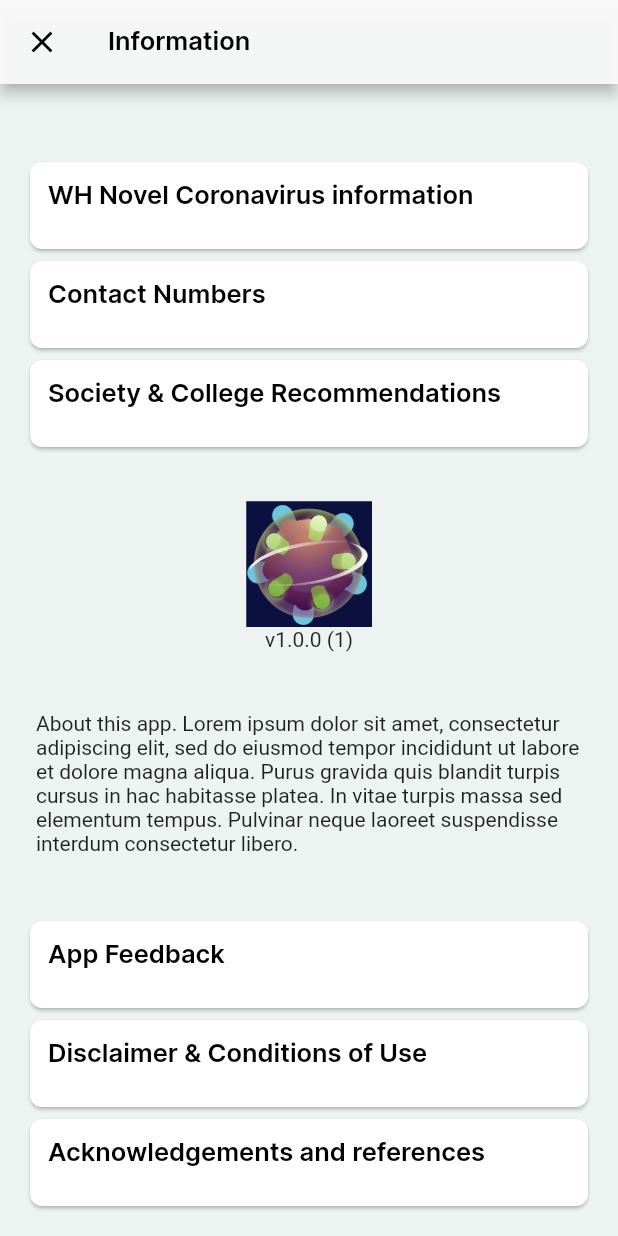
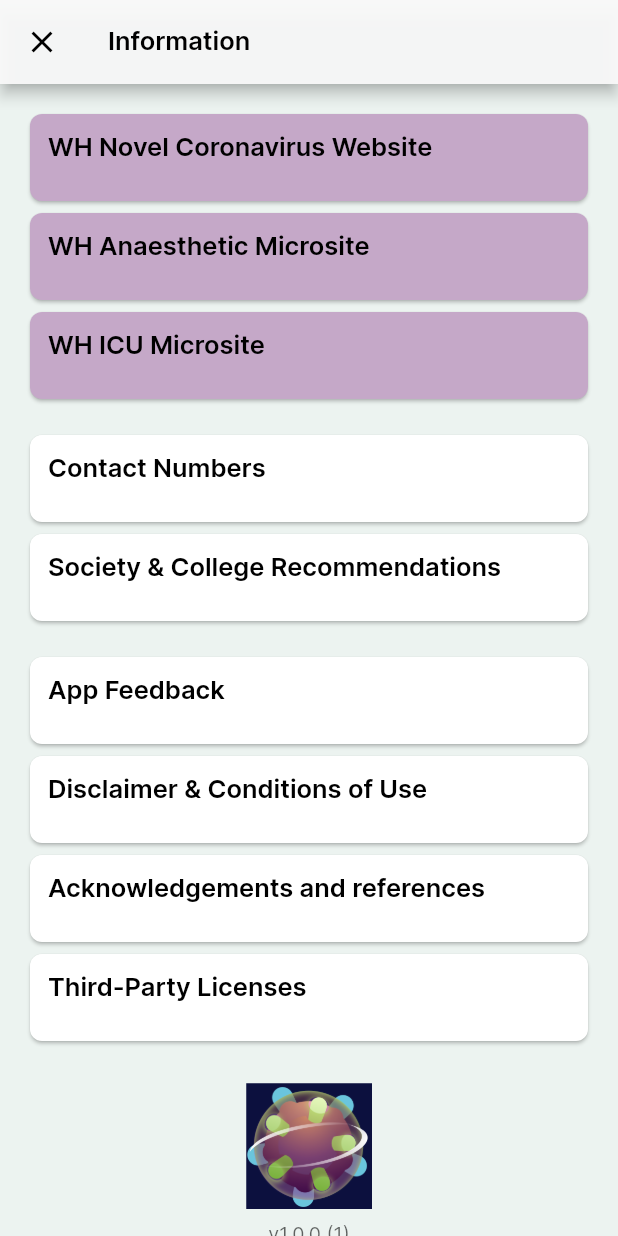
Before and after one commit to Western-Health-Covid19-Collaboration/wh_covid19_app, a Flutter app: the InfoView screen opened by its route, on a phone screen of 412 x 824 dp. Run offline on Flutter 3.47's test engine with Material 2 defaults, Android fonts, the phone set to English and light mode, and no system bars; our stand-ins replace chewie, flutter_svg, flutter_widget_from_html, package_info, photo_view, shared_preferences and 1 more; missing offline and left inert: matrix_gesture_detector; accounts and stored records are empty; statements that could not run were skipped.

Commit message:
issue #140 info section and links

```diff
--- a/lib/hard_data.dart
+++ b/lib/hard_data.dart
@@ -117,7 +117,10 @@ class HtmlTextScreenData {
 const String whURL = 'http://wh.cyphix.net/';
 
 // WH Novel Coronavirus information url
-const String whCoronavirusInfoURL = 'https://coronavirus.wh.org.au/#';
+const String whCoronavirusInfoURL = 'https://coronavirus.wh.org.au/';
+const String whAnaestheticMicrositeURL =
+    'https://whcovid19.wixsite.com/covid19';
+const String whIcuMicrositeURL = 'https://whicu2020.wixsite.com/icuquickguide';
 
 // Disclaimer text
 const String disclaimerBody = '''
--- a/lib/view/info_view.dart
+++ b/lib/view/info_view.dart
@@ -10,60 +10,67 @@ import '../widget/reusable_card.dart';
 class InfoView extends StatelessWidget {
   final title = 'Information';
   static const _cardHeight = 34.0;
-  static const _cardColor = Colors.white;
+  static const _cardColor = AppColors.purple50;
   static const _cardElevation = 1.0;
 
   static void navigateTo(BuildContext context) {
     Navigator.pushNamed(context, Routes.info);
   }
 
-  final topCards = <Widget>[
+  final cards = <Widget>[
     ReusableCard(
-      title: 'WH Novel Coronavirus information',
+      title: 'WH Novel Coronavirus Website',
       color: _cardColor,
       height: _cardHeight,
       elevation: _cardElevation,
       fallback: () => UrlUtils.launchWithBrowser(whCoronavirusInfoURL),
     ),
     ReusableCard(
+      title: 'WH Anaesthetic Microsite',
+      color: _cardColor,
+      height: _cardHeight,
+      elevation: _cardElevation,
+      fallback: () => UrlUtils.launchWithBrowser(whAnaestheticMicrositeURL),
+    ),
+    ReusableCard(
+      title: 'WH ICU Microsite',
+      color: _cardColor,
+      height: _cardHeight,
+      elevation: _cardElevation,
+      fallback: () => UrlUtils.launchWithBrowser(whIcuMicrositeURL),
+    ),
+    _buildSpacer(),
+    ReusableCard(
       title: 'Contact Numbers',
-      color: _cardColor,
       height: _cardHeight,
       elevation: _cardElevation,
       fallback: () => UrlUtils.launchWithBrowser(whURL),
     ),
     const ReusableCard(
       title: 'Society & College Recommendations',
-      color: _cardColor,
       height: _cardHeight,
       elevation: _cardElevation,
-    )
-  ];
-
-  final bottomCards = <Widget>[
+    ),
+    _buildSpacer(),
     ReusableCard(
       title: 'App Feedback',
-      color: _cardColor,
       height: _cardHeight,
       elevation: _cardElevation,
       fallback: () => UrlUtils.launchWithBrowser(feedbackFormUrl),
     ),
     const ReusableCard(
       title: 'Disclaimer & Conditions of Use',
-      color: _cardColor,
       height: _cardHeight,
       elevation: _cardElevation,
       routeTo: Routes.disclaimer,
     ),
     const ReusableCard(
       title: 'Acknowledgements and references',
-      color: _cardColor,
       height: _cardHeight,
       elevation: _cardElevation,
     ),
     ReusableCard(
         title: 'Third-Party Licenses',
-        color: _cardColor,
         height: _cardHeight,
         elevation: _cardElevation,
         routeTo: Routes.licenses),
@@ -85,15 +92,13 @@ class InfoView extends StatelessWidget {
         ),
       ),
       body: Padding(
-        padding: const EdgeInsets.all(16.0),
+        padding: const EdgeInsets.symmetric(horizontal: 16.0),
         child: ListView(
           children: <Widget>[
             _buildSpacer(),
-            ...topCards,
-            _buildSpacer(),
+            ...cards,
+            _buildSpacer(height: 24),
             ..._buildAbout(),
-            _buildSpacer(),
-            ...bottomCards,
             _buildSpacer(),
           ],
         ),
@@ -101,7 +106,7 @@ class InfoView extends StatelessWidget {
     );
   }
 
-  Widget _buildSpacer({double height = 32}) => Container(height: height);
+  static Widget _buildSpacer({double height = 16}) => Container(height: height);
 
   List<Widget> _buildAbout() {
     return [
@@ -110,12 +115,16 @@ class InfoView extends StatelessWidget {
         height: 84,
         width: 84,
       ),
+      _buildSpacer(height: 8),
       Center(child: _buildVersionTextWidget()),
-      _buildSpacer(),
+      _buildSpacer(height: 8),
       const Padding(
         padding: EdgeInsets.all(8.0),
         child: Text(
-            'About this app. Lorem ipsum dolor sit amet, consectetur adipiscing elit, sed do eiusmod tempor incididunt ut labore et dolore magna aliqua. Purus gravida quis blandit turpis cursus in hac habitasse platea. In vitae turpis massa sed elementum tempus. Pulvinar neque laoreet suspendisse interdum consectetur libero.'),
+          'Built with ❤️ by a band of volunteers',
+          textAlign: TextAlign.center,
+          style: Styles.textFooter,
+        ),
       ),
     ];
   }
@@ -130,7 +139,7 @@ class InfoView extends StatelessWidget {
           final packageInfo = snapshot.data;
           text = 'v${packageInfo.version} (${packageInfo.buildNumber})';
         }
-        return Text(text);
+        return Text(text, style: Styles.textFooter);
       },
     );
   }
```
